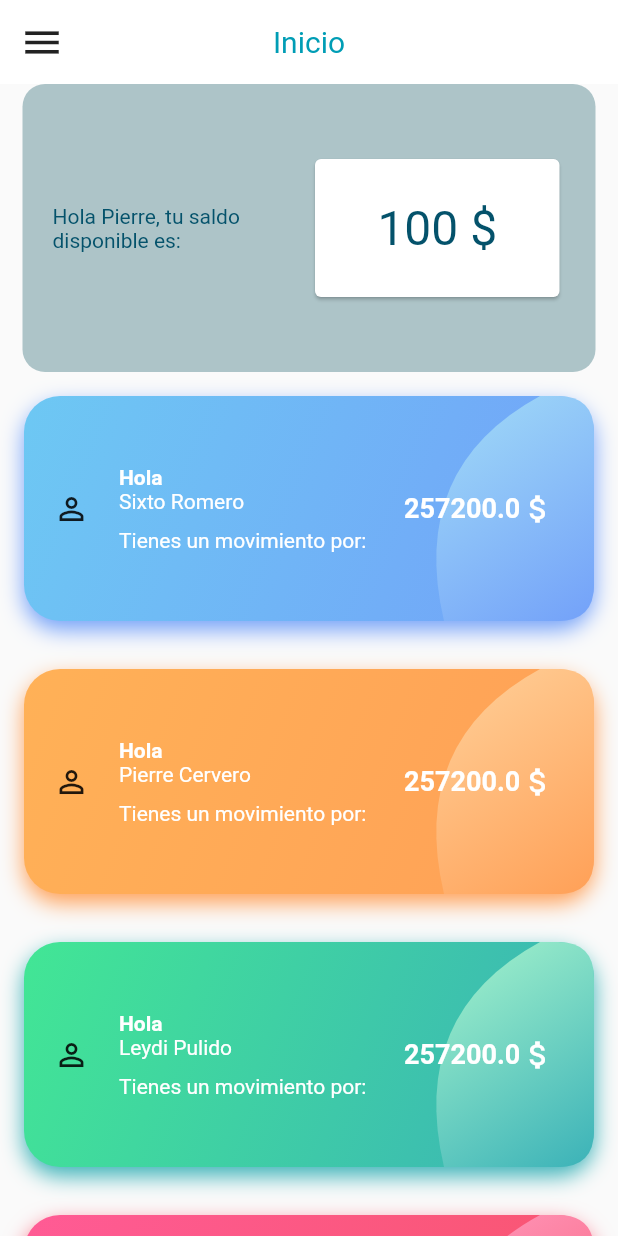
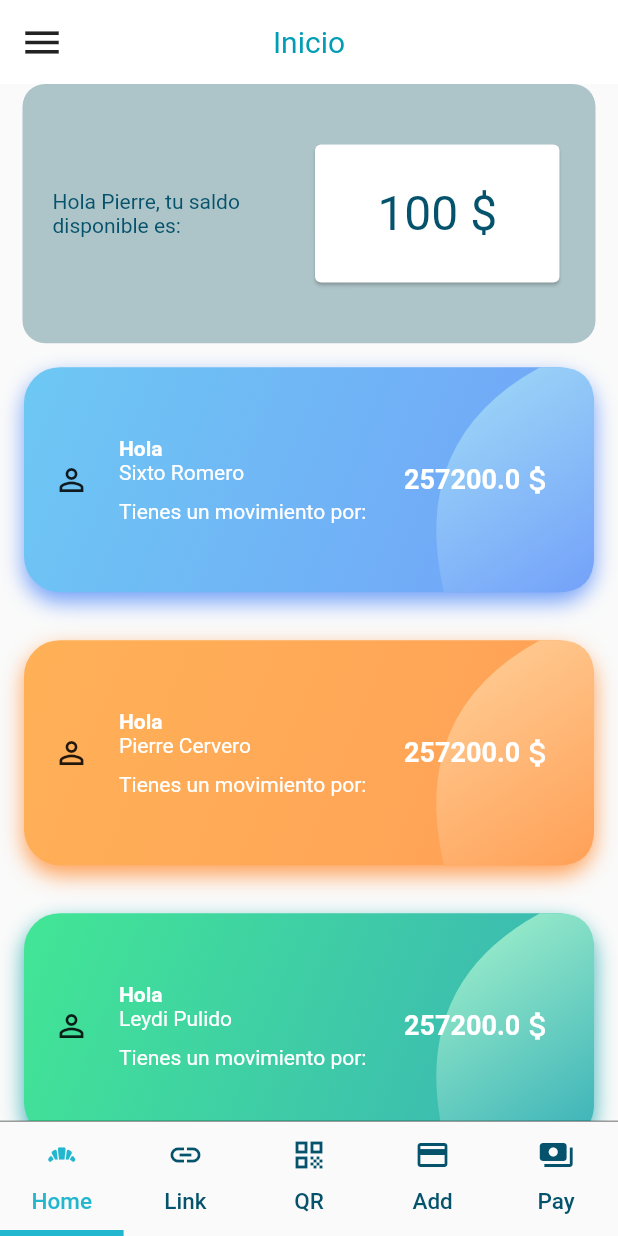
Before and after one commit to cerberodev/flubank, a Flutter app: the HomeScreen screen opened by its route, on a phone screen of 412 x 824 dp. Run offline on Flutter 3.47's test engine with Material 2 defaults, Android fonts, the phone set to English and light mode, and no system bars; our stand-ins replace google_fonts; Roboto replaces fonts that are missing (Avenir).

Commit message:
Adding Button Bar

```diff
--- /dev/null
+++ b/lib/ui/screens/barscreen/barscreen1.dart
@@ -0,0 +1,33 @@
+import 'package:flubank/ui/screens/home/widgets/listcarditem.dart';
+import 'package:flubank/ui/widgets/amount.dart';
+import 'package:flutter/material.dart';
+
+class BarScreenFirst extends StatelessWidget {
+  const BarScreenFirst({Key key}) : super(key: key);
+
+  @override
+  Widget build(BuildContext context) {
+    return Column(
+      children: [
+        Expanded(
+          flex: 1,
+          child: Padding(
+            padding: const EdgeInsets.symmetric(horizontal: 15.0),
+            child: Amount(
+              'Hola Pierre, tu saldo disponible es:',
+              '100',
+              '\$',
+            ),
+          ),
+        ),
+        Expanded(
+          flex: 3,
+          child: Container(
+            width: double.infinity,
+            child: ListCard(),
+          ),
+        )
+      ],
+    );
+  }
+}
--- a/lib/ui/screens/home/home_screen.dart
+++ b/lib/ui/screens/home/home_screen.dart
@@ -1,7 +1,6 @@
-import 'package:flubank/ui/screens/home/widgets/listcarditem.dart';
+import 'package:flubank/ui/screens/barscreen/barscreen1.dart';
+import 'package:flubank/ui/widgets/button_bar.dart';
 import 'package:flutter/material.dart';
-
-import 'package:flubank/ui/widgets/amount.dart';
 
 class HomeScreen extends StatelessWidget {
   static String routeName = 'homeScreen';
@@ -12,27 +11,20 @@ class HomeScreen extends StatelessWidget {
       appBar: AppBar(
         title: Text('Inicio'),
       ),
-      body: Column(
-        children: [
-          Expanded(
-            flex: 1,
-            child: Padding(
-              padding: const EdgeInsets.symmetric(horizontal: 15.0),
-              child: Amount(
-                'Hola Pierre, tu saldo disponible es:',
-                '100',
-                '\$',
-              ),
-            ),
+      body: DefaultTabController(
+        length: 5,
+        child: Scaffold(
+          body: TabBarView(
+            children: [
+              BarScreenFirst(),
+              BarScreenFirst(),
+              BarScreenFirst(),
+              BarScreenFirst(),
+              BarScreenFirst(),
+            ],
           ),
-          Expanded(
-            flex: 3,
-            child: Container(
-              width: double.infinity,
-              child: ListCard(),
-            ),
-          )
-        ],
+          bottomNavigationBar: ButtomBar(),
+        ),
       ),
     );
   }
--- /dev/null
+++ b/lib/ui/widgets/button_bar.dart
@@ -0,0 +1,51 @@
+import 'package:flubank/ui/shared/constants.dart';
+import 'package:flutter/material.dart';
+
+class ButtomBar extends StatelessWidget {
+  const ButtomBar({Key key}) : super(key: key);
+
+  @override
+  Widget build(BuildContext context) {
+    return Container(
+      decoration: BoxDecoration(
+        border: Border(
+          top: BorderSide(color: Colors.black38),
+        ),
+      ),
+      child: TabBar(
+        labelStyle: TextStyle(fontSize: 15),
+        tabs: [
+          Tab(
+            icon: Icon(Icons.bakery_dining),
+            text: 'Home',
+          ),
+          Tab(
+            icon: Icon(Icons.link),
+            text: 'Link',
+          ),
+          Tab(
+            icon: Icon(Icons.qr_code),
+            text: 'QR',
+          ),
+          Tab(
+            icon: Icon(Icons.credit_card),
+            text: 'Add',
+          ),
+          Tab(
+            icon: Icon(Icons.payments),
+            text: 'Pay',
+          ),
+        ],
+        labelColor: AppColors.mainDarkColor,
+        unselectedLabelColor: AppColors.secondColor,
+        //indicatorSize: TabBarIndicatorSize.label,
+        //isScrollable: true,
+        indicatorWeight: 4,
+
+        indicatorColor: AppColors.mainDarkColor,
+
+        //labelPadding: EdgeInsets.all(10),
+      ),
+    );
+  }
+}
```
